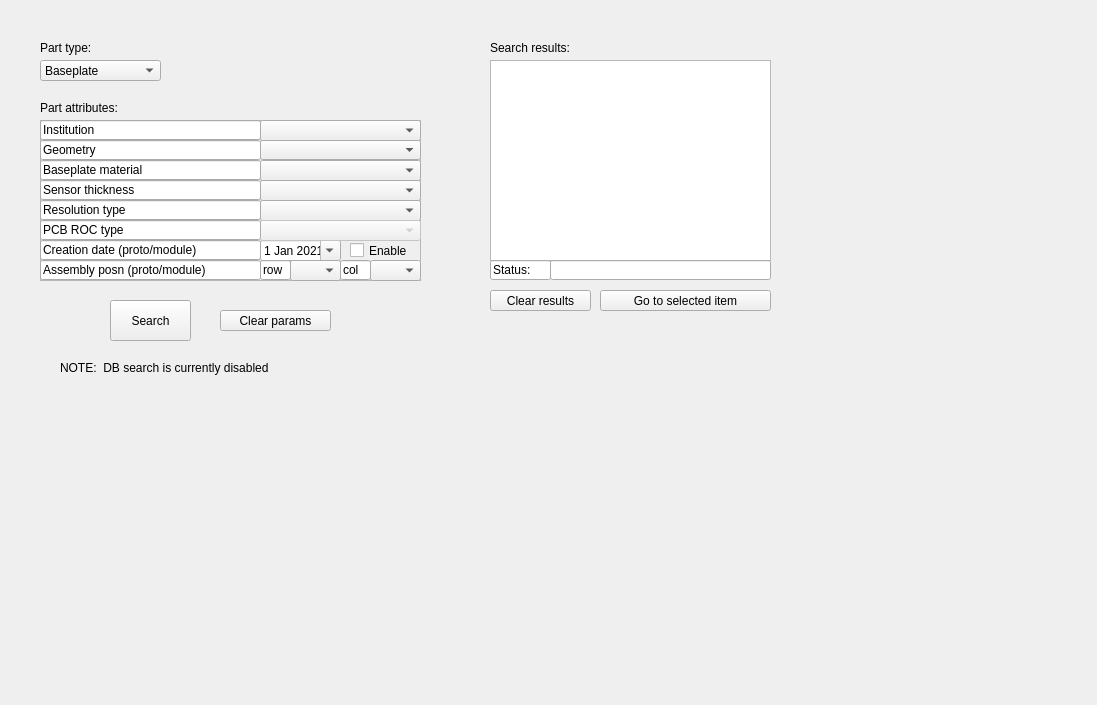
First picture: the form in pages_ui/search.ui, repository IncandelaLab/SharedUI, before the edit.
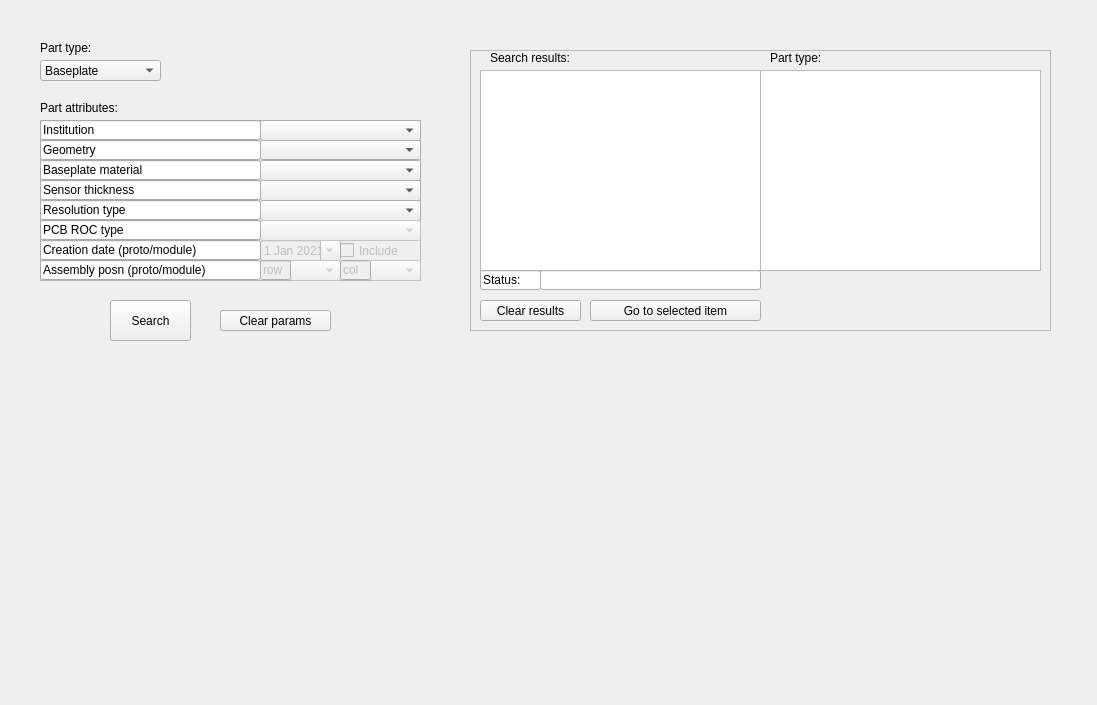
Second picture: the form after the edit.

Commit message: Fix search page, begin debugging

The edit to the form file:
```diff
--- a/pages_ui/search.ui
+++ b/pages_ui/search.ui
@@ -13,42 +13,6 @@
   <property name="windowTitle">
    <string>Form</string>
   </property>
-  <widget class="QListWidget" name="lwPartList">
-   <property name="geometry">
-    <rect>
-     <x>490</x>
-     <y>60</y>
-     <width>281</width>
-     <height>201</height>
-    </rect>
-   </property>
-  </widget>
-  <widget class="QPushButton" name="pbGoToPart">
-   <property name="geometry">
-    <rect>
-     <x>600</x>
-     <y>290</y>
-     <width>171</width>
-     <height>21</height>
-    </rect>
-   </property>
-   <property name="text">
-    <string>Go to selected item</string>
-   </property>
-  </widget>
-  <widget class="QLabel" name="label">
-   <property name="geometry">
-    <rect>
-     <x>490</x>
-     <y>40</y>
-     <width>191</width>
-     <height>16</height>
-    </rect>
-   </property>
-   <property name="text">
-    <string>Search results:</string>
-   </property>
-  </widget>
   <widget class="QPushButton" name="pbSearch">
    <property name="geometry">
     <rect>
@@ -62,64 +26,6 @@
     <string>Search</string>
    </property>
   </widget>
-  <widget class="QLineEdit" name="leStatus">
-   <property name="geometry">
-    <rect>
-     <x>550</x>
-     <y>260</y>
-     <width>221</width>
-     <height>20</height>
-    </rect>
-   </property>
-   <property name="text">
-    <string/>
-   </property>
-   <property name="readOnly">
-    <bool>true</bool>
-   </property>
-  </widget>
-  <widget class="QLineEdit" name="lineEdit_26">
-   <property name="geometry">
-    <rect>
-     <x>490</x>
-     <y>260</y>
-     <width>61</width>
-     <height>20</height>
-    </rect>
-   </property>
-   <property name="text">
-    <string>Status:</string>
-   </property>
-   <property name="readOnly">
-    <bool>true</bool>
-   </property>
-  </widget>
-  <widget class="QPushButton" name="pbClearResults">
-   <property name="geometry">
-    <rect>
-     <x>490</x>
-     <y>290</y>
-     <width>101</width>
-     <height>21</height>
-    </rect>
-   </property>
-   <property name="text">
-    <string>Clear results</string>
-   </property>
-  </widget>
-  <widget class="QLabel" name="label_6">
-   <property name="geometry">
-    <rect>
-     <x>60</x>
-     <y>360</y>
-     <width>351</width>
-     <height>16</height>
-    </rect>
-   </property>
-   <property name="text">
-    <string>NOTE:  DB search is currently disabled</string>
-   </property>
-  </widget>
   <widget class="QPushButton" name="pbClearParams">
    <property name="geometry">
     <rect>
@@ -149,16 +55,19 @@
     <enum>QFrame::Raised</enum>
    </property>
    <widget class="QCheckBox" name="ckUseDate">
+    <property name="enabled">
+     <bool>false</bool>
+    </property>
     <property name="geometry">
      <rect>
-      <x>310</x>
+      <x>300</x>
       <y>120</y>
       <width>71</width>
       <height>21</height>
      </rect>
     </property>
     <property name="text">
-     <string>Enable</string>
+     <string>Include</string>
     </property>
    </widget>
    <widget class="QComboBox" name="cbChannelDensity">
@@ -239,7 +148,7 @@
    </widget>
    <widget class="QDateEdit" name="dCreated">
     <property name="enabled">
-     <bool>true</bool>
+     <bool>false</bool>
     </property>
     <property name="geometry">
      <rect>
@@ -325,6 +234,9 @@
     </property>
    </widget>
    <widget class="QComboBox" name="cbAssmCol">
+    <property name="enabled">
+     <bool>false</bool>
+    </property>
     <property name="geometry">
      <rect>
       <x>330</x>
@@ -494,6 +406,9 @@
     </item>
    </widget>
    <widget class="QComboBox" name="cbAssmRow">
+    <property name="enabled">
+     <bool>false</bool>
+    </property>
     <property name="geometry">
      <rect>
       <x>250</x>
@@ -530,6 +445,9 @@
     </item>
    </widget>
    <widget class="QLineEdit" name="lineEdit_22">
+    <property name="enabled">
+     <bool>false</bool>
+    </property>
     <property name="geometry">
      <rect>
       <x>300</x>
@@ -627,6 +545,9 @@
     </property>
    </widget>
    <widget class="QLineEdit" name="lineEdit_21">
+    <property name="enabled">
+     <bool>false</bool>
+    </property>
     <property name="geometry">
      <rect>
       <x>220</x>
@@ -735,6 +656,132 @@
     <string>Part attributes:</string>
    </property>
   </widget>
+  <widget class="QFrame" name="frame_2">
+   <property name="geometry">
+    <rect>
+     <x>470</x>
+     <y>50</y>
+     <width>581</width>
+     <height>281</height>
+    </rect>
+   </property>
+   <property name="frameShape">
+    <enum>QFrame::StyledPanel</enum>
+   </property>
+   <property name="frameShadow">
+    <enum>QFrame::Raised</enum>
+   </property>
+   <widget class="QPushButton" name="pbGoToPart">
+    <property name="geometry">
+     <rect>
+      <x>120</x>
+      <y>250</y>
+      <width>171</width>
+      <height>21</height>
+     </rect>
+    </property>
+    <property name="text">
+     <string>Go to selected item</string>
+    </property>
+   </widget>
+   <widget class="QLineEdit" name="leStatus">
+    <property name="geometry">
+     <rect>
+      <x>70</x>
+      <y>220</y>
+      <width>221</width>
+      <height>20</height>
+     </rect>
+    </property>
+    <property name="text">
+     <string/>
+    </property>
+    <property name="readOnly">
+     <bool>true</bool>
+    </property>
+   </widget>
+   <widget class="QListWidget" name="lwTypeList">
+    <property name="geometry">
+     <rect>
+      <x>290</x>
+      <y>20</y>
+      <width>281</width>
+      <height>201</height>
+     </rect>
+    </property>
+    <property name="midLineWidth">
+     <number>1</number>
+    </property>
+   </widget>
+   <widget class="QListWidget" name="lwPartList">
+    <property name="geometry">
+     <rect>
+      <x>10</x>
+      <y>20</y>
+      <width>281</width>
+      <height>201</height>
+     </rect>
+    </property>
+    <property name="midLineWidth">
+     <number>1</number>
+    </property>
+   </widget>
+   <widget class="QLineEdit" name="lineEdit_26">
+    <property name="geometry">
+     <rect>
+      <x>10</x>
+      <y>220</y>
+      <width>61</width>
+      <height>20</height>
+     </rect>
+    </property>
+    <property name="text">
+     <string>Status:</string>
+    </property>
+    <property name="readOnly">
+     <bool>true</bool>
+    </property>
+   </widget>
+   <widget class="QPushButton" name="pbClearResults">
+    <property name="geometry">
+     <rect>
+      <x>10</x>
+      <y>250</y>
+      <width>101</width>
+      <height>21</height>
+     </rect>
+    </property>
+    <property name="text">
+     <string>Clear results</string>
+    </property>
+   </widget>
+   <widget class="QLabel" name="label">
+    <property name="geometry">
+     <rect>
+      <x>20</x>
+      <y>0</y>
+      <width>191</width>
+      <height>16</height>
+     </rect>
+    </property>
+    <property name="text">
+     <string>Search results:</string>
+    </property>
+   </widget>
+   <widget class="QLabel" name="label_2">
+    <property name="geometry">
+     <rect>
+      <x>300</x>
+      <y>0</y>
+      <width>191</width>
+      <height>16</height>
+     </rect>
+    </property>
+    <property name="text">
+     <string>Part type:</string>
+    </property>
+   </widget>
+  </widget>
  </widget>
  <resources/>
  <connections/>
```
Left out of the diff: 21 changed lines with no effect on the pictures. The commit also changes 10 other files.
